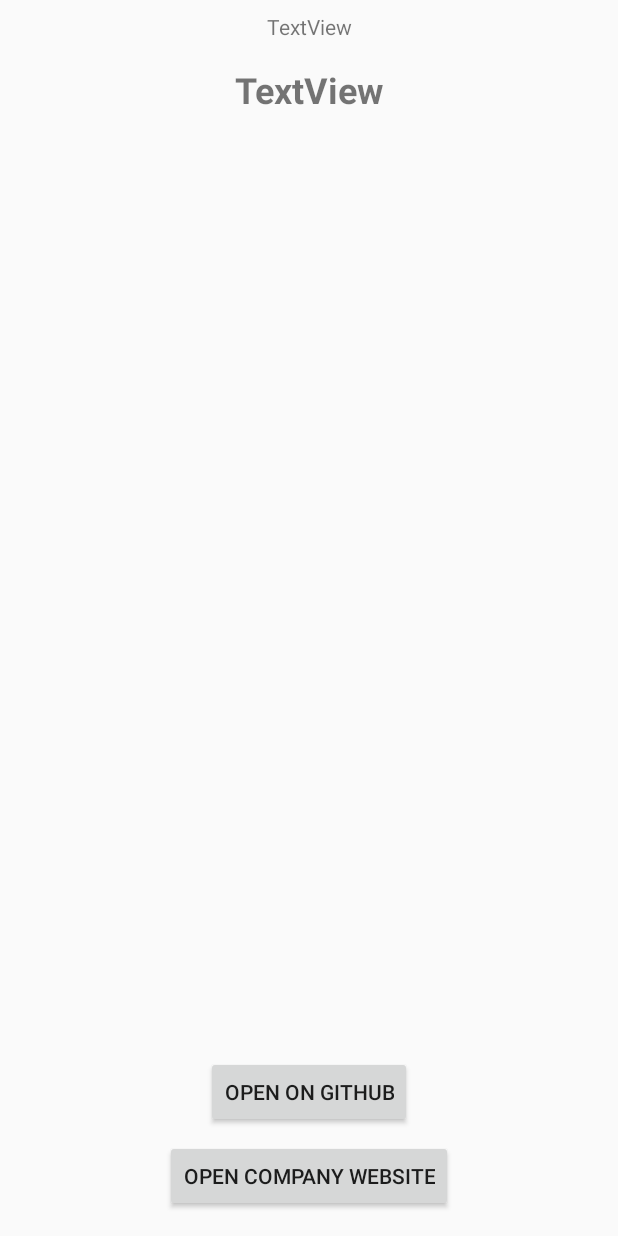
After one commit to devduel/GitJobs, an Android app: the layout activity_selected_job_offer.xml on its own in the app's theme, with its tools: preview values and no code run, on a phone screen of 412 x 824 dp. The commit adds this screen. Run offline under Robolectric (Android 15) with nearby library versions, the phone set to English and light mode, and no system bars.

Commit message:
SearchJob fragments and activities transitions implementation, activity for showing selected job offer addition

```diff
--- a/app/build.gradle
+++ b/app/build.gradle
@@ -23,7 +23,10 @@ dependencies {
     implementation 'com.android.support:appcompat-v7:28.0.0'
     implementation 'com.android.support.constraint:constraint-layout:1.1.3'
     implementation 'com.android.support:design:28.0.0'
+    implementation 'com.android.support:support-v4:28.0.0'
     testImplementation 'junit:junit:4.12'
     androidTestImplementation 'com.android.support.test:runner:1.0.2'
     androidTestImplementation 'com.android.support.test.espresso:espresso-core:3.0.2'
+    implementation 'com.android.support:recyclerview-v7:28.0.0'
+    implementation 'com.squareup.picasso:picasso:2.71828'
 }
--- a/app/src/main/AndroidManifest.xml
+++ b/app/src/main/AndroidManifest.xml
@@ -14,9 +14,12 @@
         <activity android:name=".RootActivity">
             <intent-filter>
                 <action android:name="android.intent.action.MAIN" />
+
                 <category android:name="android.intent.category.LAUNCHER" />
             </intent-filter>
         </activity>
+        <activity android:name=".SelectedJobOfferActivity" />
+        <activity android:name=".SearchResultActivity"></activity>
     </application>
 
 </manifest>
--- a/app/src/main/java/uep/project/dev/gitjobs/ApiCalls.java
+++ b/app/src/main/java/uep/project/dev/gitjobs/ApiCalls.java
@@ -25,7 +25,6 @@ public class ApiCalls extends AsyncTask<String, String, String> {
 
         try {
             URL apiURL = new URL(basicUrl + parameters);
-            //URL apiURL = new URL("https://jobs.github.com/positions.json?description=python&full_time=true&location=sf");
             HttpURLConnection httpURLConnection = (HttpURLConnection) apiURL.openConnection();
             InputStream inputStream = httpURLConnection.getInputStream();
             BufferedReader bufferedReader = new BufferedReader(new InputStreamReader(inputStream));
--- a/app/src/main/java/uep/project/dev/gitjobs/JobOffer.java
+++ b/app/src/main/java/uep/project/dev/gitjobs/JobOffer.java
@@ -1,6 +1,8 @@
 package uep.project.dev.gitjobs;
 
-public class JobOffer {
+import java.io.Serializable;
+
+public class JobOffer implements Serializable {
     String id;
     String type;
     String url;
--- a/app/src/main/java/uep/project/dev/gitjobs/JobOfferDao.java
+++ b/app/src/main/java/uep/project/dev/gitjobs/JobOfferDao.java
@@ -3,5 +3,5 @@ package uep.project.dev.gitjobs;
 import java.util.List;
 
 public interface JobOfferDao {
-    public List<JobOffer> getJobOffers();
+    List<JobOffer> getJobOffers();
 }
--- a/app/src/main/java/uep/project/dev/gitjobs/ParseJobOfferJSON.java
+++ b/app/src/main/java/uep/project/dev/gitjobs/ParseJobOfferJSON.java
@@ -36,14 +36,12 @@ public class ParseJobOfferJSON {
             url = (String) jsonObject.get("url");
             createdAt = (String) jsonObject.get("created_at");
             company = (String) jsonObject.get("company");
-            //companyUrl = (String) jsonObject.get("company_url");
-            companyUrl = "company url";
+            companyUrl = jsonObject.get("company_url").toString();
             location = (String) jsonObject.get("location");
             title = (String) jsonObject.get("title");
             description = (String) jsonObject.get("description");
             howToApply = (String) jsonObject.get("how_to_apply");
-            //companyLogo = (String) jsonObject.get("company_logo");
-            companyLogo = "logo";
+            companyLogo = jsonObject.get("company_logo").toString();
 
             jobOffer = new JobOffer(id, type, url, createdAt, company, companyUrl, location, title, description, howToApply, companyLogo);
 
--- /dev/null
+++ b/app/src/main/res/layout/activity_selected_job_offer.xml
@@ -0,0 +1,87 @@
+<?xml version="1.0" encoding="utf-8"?>
+<android.support.constraint.ConstraintLayout xmlns:android="http://schemas.android.com/apk/res/android"
+    xmlns:app="http://schemas.android.com/apk/res-auto"
+    xmlns:tools="http://schemas.android.com/tools"
+    android:layout_width="match_parent"
+    android:layout_height="match_parent"
+    tools:context=".SelectedJobOfferActivity">
+
+    <ImageView
+        android:id="@+id/companyLogoImageViewId"
+        android:layout_width="0dp"
+        android:layout_height="0dp"
+        android:layout_marginStart="8dp"
+        android:layout_marginTop="8dp"
+        android:layout_marginEnd="8dp"
+        android:layout_marginBottom="8dp"
+        android:adjustViewBounds="true"
+        android:contentDescription="tes"
+        app:layout_constraintBottom_toTopOf="@+id/descriptionTextViewId"
+        app:layout_constraintEnd_toEndOf="parent"
+        app:layout_constraintStart_toStartOf="parent"
+        app:layout_constraintTop_toBottomOf="@+id/titleTextViewId" />
+
+    <TextView
+        android:id="@+id/companyAndLocationTextViewId"
+        android:layout_width="wrap_content"
+        android:layout_height="wrap_content"
+        android:layout_marginStart="8dp"
+        android:layout_marginTop="8dp"
+        android:layout_marginEnd="8dp"
+        android:text="TextView"
+        android:textAlignment="center"
+        app:layout_constraintEnd_toEndOf="parent"
+        app:layout_constraintStart_toStartOf="parent"
+        app:layout_constraintTop_toTopOf="parent" />
+
+    <TextView
+        android:id="@+id/titleTextViewId"
+        android:layout_width="wrap_content"
+        android:layout_height="wrap_content"
+        android:layout_marginStart="16dp"
+        android:layout_marginTop="16dp"
+        android:layout_marginEnd="16dp"
+        android:text="TextView"
+        android:textAlignment="center"
+        android:textSize="24sp"
+        android:textStyle="bold"
+        app:layout_constraintEnd_toEndOf="parent"
+        app:layout_constraintStart_toStartOf="parent"
+        app:layout_constraintTop_toBottomOf="@+id/companyAndLocationTextViewId" />
+
+    <TextView
+        android:id="@+id/descriptionTextViewId"
+        android:layout_width="360dp"
+        android:layout_height="215dp"
+        android:layout_marginStart="8dp"
+        android:layout_marginEnd="8dp"
+        android:scrollbars="vertical"
+        app:layout_constraintBottom_toTopOf="@+id/openOnGithubButtonId"
+        app:layout_constraintEnd_toEndOf="parent"
+        app:layout_constraintStart_toStartOf="parent" />
+
+    <Button
+        android:id="@+id/openOnGithubButtonId"
+        android:layout_width="wrap_content"
+        android:layout_height="wrap_content"
+        android:layout_marginStart="8dp"
+        android:layout_marginEnd="8dp"
+        android:layout_marginBottom="8dp"
+        android:text="@string/open_offer_on_github_button"
+        app:layout_constraintBottom_toTopOf="@+id/openCompanyWebsiteButtonId"
+        app:layout_constraintEnd_toEndOf="parent"
+        app:layout_constraintStart_toStartOf="parent" />
+
+    <Button
+        android:id="@+id/openCompanyWebsiteButtonId"
+        android:layout_width="wrap_content"
+        android:layout_height="wrap_content"
+        android:layout_marginStart="8dp"
+        android:layout_marginEnd="8dp"
+        android:layout_marginBottom="16dp"
+        android:text="@string/open_company_website_button"
+        app:layout_constraintBottom_toBottomOf="parent"
+        app:layout_constraintEnd_toEndOf="parent"
+        app:layout_constraintStart_toStartOf="parent" />
+
+</android.support.constraint.ConstraintLayout>
--- a/app/src/main/res/values/colors.xml
+++ b/app/src/main/res/values/colors.xml
@@ -9,4 +9,7 @@
     <color name="colorDivider">#2FE897</color>
     <color name="colorBorder">#a7a4a4</color>
     <color name="colorExtra">#fffac1</color>
+
+    <color name="year">#999999</color>
+    <color name="title">#222222</color>
 </resources>
--- a/app/src/main/res/values/dimens.xml
+++ b/app/src/main/res/values/dimens.xml
@@ -1,3 +1,6 @@
 <resources>
+    <dimen name="activity_horizontal_margin">16dp</dimen>
+    <dimen name="activity_vertical_margin">16dp</dimen>
     <dimen name="fab_margin">16dp</dimen>
+    <dimen name="row_padding_vertical">10dp</dimen>
 </resources>
--- a/app/src/main/res/values/strings.xml
+++ b/app/src/main/res/values/strings.xml
@@ -13,4 +13,12 @@
     <string name="location_hint">Location</string>
     <string name="full_time_switch">Full Time?</string>
     <string name="search_button">SEARCH JOB</string>
+
+    <!-- SelectedJobOfferActivity Strings -->
+    <string name="open_offer_on_github_button">OPEN ON GITHUB</string>
+    <string name="open_company_website_button">OPEN COMPANY WEBSITE</string>
+
+
+    <!-- TODO: Remove or change this placeholder text -->
+    <string name="hello_blank_fragment">Hello blank fragment</string>
 </resources>
```
Also changed, not shown: app/src/main/java/uep/project/dev/gitjobs/JobOfferAdapter.java (added, +83 -0 lines), app/src/main/java/uep/project/dev/gitjobs/RootActivity.java (+0 -22 lines), app/src/main/java/uep/project/dev/gitjobs/SearchFragment.java (+29 -2 lines), app/src/main/java/uep/project/dev/gitjobs/SearchResultActivity.java (added, +61 -0 lines), app/src/main/java/uep/project/dev/gitjobs/SelectedJobOfferActivity.java (added, +73 -0 lines), app/src/main/res/layout/activity_search_result.xml (added, +25 -0 lines), app/src/main/res/layout/job_offer_list_row.xml (added, +38 -0 lines).
